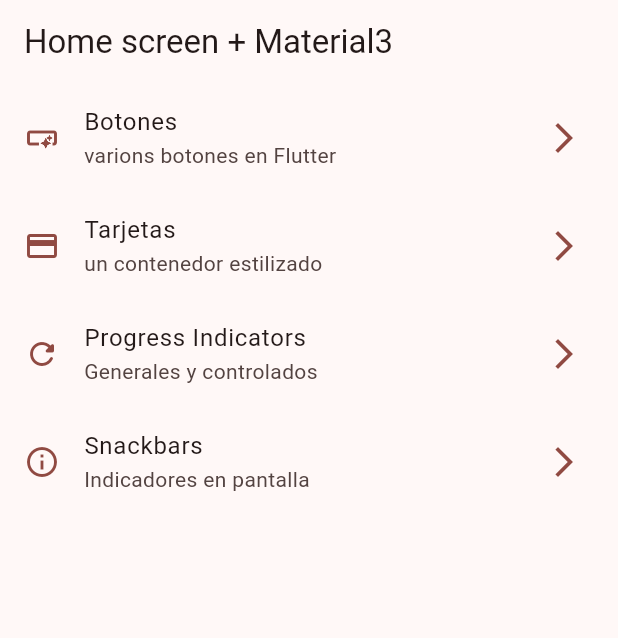
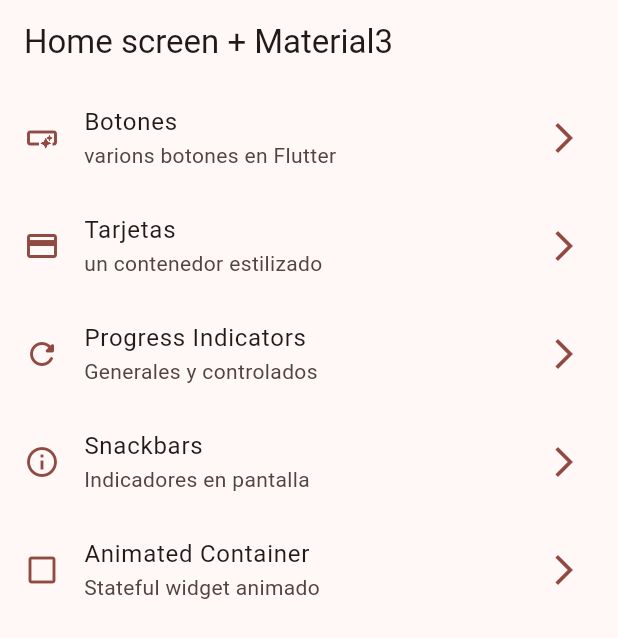
Before and after one commit to Diego2038/Widgets-App, a Flutter app: the screen it shows after launch, on a phone screen of 412 x 824 dp. Shown: the top 638 px of the screen. Run offline on Flutter 3.47's test engine with Material 2 defaults, Android fonts, the phone set to English and light mode, and no system bars; our stand-ins replace go_router.

Commit message:
Animated container finished

```diff
--- a/lib/config/menu/menu_items.dart
+++ b/lib/config/menu/menu_items.dart
@@ -49,4 +49,11 @@ const List<MenuItems> appMenuItems = [
     icon: Icons.info_outline
   ),
 
+  MenuItems(
+    title: "Animated Container",
+    subTitle: "Stateful widget animado",
+    link: "/animated",
+    icon: Icons.check_box_outline_blank_outlined
+  ),
+
 ];
--- a/lib/config/router/router.dart
+++ b/lib/config/router/router.dart
@@ -36,5 +36,12 @@ final appRouter = GoRouter(
       name: SnackbarScreen.name,
       builder: (context, state) => const SnackbarScreen(),
     ),
+
+    GoRoute(
+      path: '/animated',
+      name: AnimatedScreens.name,
+      builder: (context, state) => const AnimatedScreens(),
+    ),
+
   ]
 );
```
Also changed, not shown: lib/presentation/screen/animated/animated_screens.dart (+53 -2 lines).
